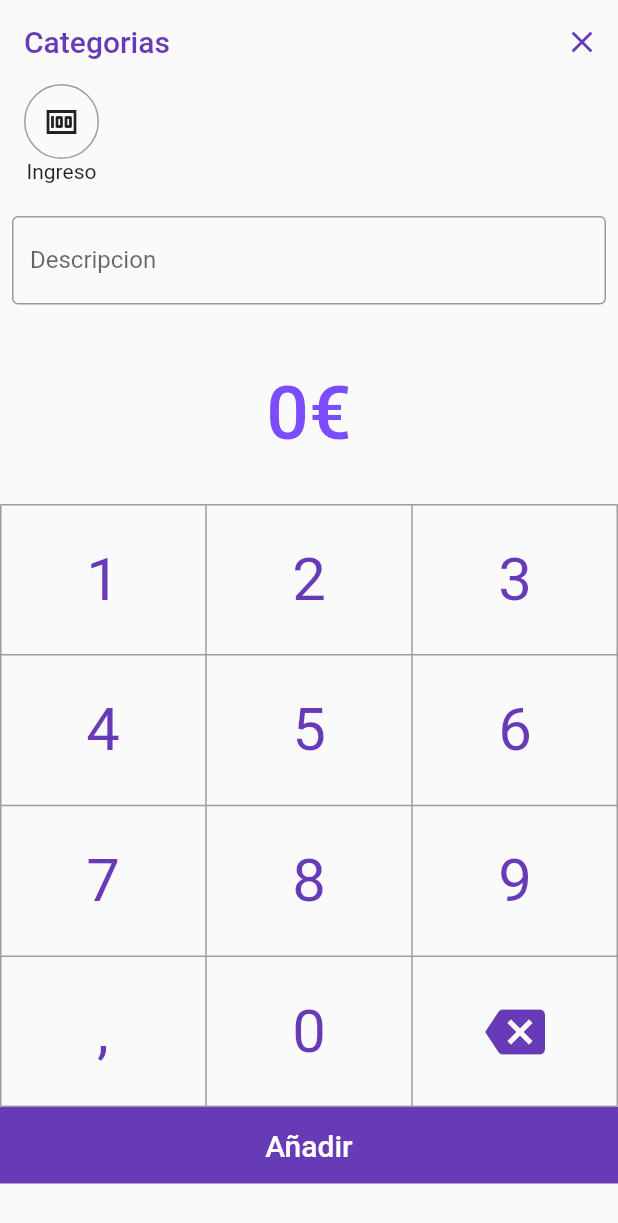
After one commit to JoseAntonioGalan/gestion_app, a Flutter app: the AddEntry screen opened by its route, on a phone screen of 412 x 824 dp. The commit adds this screen. Shown: the top 1223 px of the screen. Run offline on Flutter 3.47's test engine with Material 2 defaults, Android fonts, the phone set to English and light mode, and no system bars; our stand-ins replace charts_flutter, cloud_firestore, firebase_auth, firebase_core, font_awesome_flutter, google_sign_in; accounts and stored records are empty.

Commit message:
Pantalla ingresos terminada

```diff
--- a/lib/main.dart
+++ b/lib/main.dart
@@ -2,6 +2,7 @@ import 'package:firebase_core/firebase_core.dart';
 import 'package:flutter/material.dart';
 import 'package:gestion_app/estados/login_state.dart';
 import 'package:gestion_app/firebase_options.dart';
+import 'package:gestion_app/screens/add_entry.dart';
 import 'package:gestion_app/screens/add_page.dart';
 import 'package:gestion_app/screens/home_page.dart';
 import 'package:gestion_app/screens/login_page.dart';
@@ -42,6 +43,7 @@ class MyApp extends StatelessWidget {
           "/register_page": (context) => const RegisterPage(),
           "/login_page": (context) => const LoginPage(),
           "/add_page": (context) => AddPage(),
+          "/add_entry": ((context) => AddEntry())
         },
       ),
     );
--- /dev/null
+++ b/lib/screens/add_entry.dart
@@ -0,0 +1,258 @@
+// ignore_for_file: prefer_const_constructors, deprecated_member_use, prefer_const_literals_to_create_immutables, duplicate_ignore
+
+import 'package:flutter/material.dart';
+import 'package:font_awesome_flutter/font_awesome_flutter.dart';
+import 'package:gestion_app/estados/login_state.dart';
+import 'package:gestion_app/screens/category_selection_widget.dart';
+import 'package:cloud_firestore/cloud_firestore.dart';
+import 'package:provider/provider.dart';
+
+class AddEntry extends StatefulWidget {
+  // ignore: prefer_const_constructors_in_immutables
+  AddEntry({Key? key}) : super(key: key);
+
+  @override
+  State<AddEntry> createState() => _AddEntryState();
+}
+
+class _AddEntryState extends State<AddEntry> {
+  final _descripcionController = TextEditingController();
+  final _descripcionFocus = FocusNode();
+  String category = "";
+  String value = "0";
+  @override
+  Widget build(BuildContext context) {
+    return Scaffold(
+      appBar: AppBar(
+        automaticallyImplyLeading: false,
+        backgroundColor: Colors.transparent,
+        elevation: 0.0,
+        title: Text(
+          "Categorias",
+          style: TextStyle(color: Colors.deepPurple),
+        ),
+        actions: <Widget>[
+          IconButton(
+            icon: Icon(
+              Icons.close,
+              color: Colors.deepPurple,
+            ),
+            onPressed: () => Navigator.of(context).pop(),
+          )
+        ],
+      ),
+      body: _body(),
+    );
+  }
+
+  Widget _body() {
+    // ignore: avoid_unnecessary_containers
+    return Container(
+      child: SingleChildScrollView(
+        child: Column(
+          children: <Widget>[
+            _categorySelector(),
+            _name(),
+            _currentValue(),
+            _numpad(),
+            _submit(),
+          ],
+        ),
+      ),
+    );
+  }
+
+  Widget _categorySelector() {
+    // ignore: sized_box_for_whitespace
+    return Container(
+      height: 80,
+      // ignore: duplicate_ignore
+      child: CategorySelectionWidget(
+        // ignore: prefer_const_literals_to_create_immutables, duplicate_ignore
+        categories: {
+          "Ingreso": Icons.money_outlined,
+        },
+        onValueChanged: (newCategory) { category = newCategory;},
+      ),
+    );
+  }
+
+  Widget _name() => GestureDetector(
+        onTap: () {
+          _descripcionFocus.unfocus();
+        },
+        // ignore: sized_box_for_whitespace
+        child: Container(
+          height: 80,
+          child: Padding(
+            padding: EdgeInsets.all(8.0),
+            child: TextFormField(
+              controller: _descripcionController,
+              focusNode: _descripcionFocus,
+              decoration: const InputDecoration(
+                  border: OutlineInputBorder(),
+                  hintText: "Introduce descripcion",
+                  label: Text("Descripcion")),
+
+            ),
+          ),
+        ),
+      );
+
+  Widget _currentValue() {
+    // ignore: sized_box_for_whitespace
+    return Container(
+        height: 120,
+        child: Center(
+          child: Text(
+            value + "€",
+            style: TextStyle(
+                fontSize: 50,
+                color: Colors.deepPurpleAccent,
+                fontWeight: FontWeight.w500),
+          ),
+        ));
+  }
+
+  Widget _num(String text, double height) {
+    return GestureDetector(
+      behavior: HitTestBehavior.opaque,
+      onTap: () {
+        setState(() {
+
+          String primerCaracter = value.substring(0);
+
+          if(primerCaracter == "0" && text == "0"){
+            return ;
+          }else{
+            if(primerCaracter == "0"){
+              if(text == ","){
+                value = "0,";
+              }else{
+                value = text;
+              }
+            }else{
+              if(text == ","){
+                if(!value.contains(text)){
+                  value = value + ",";
+                }
+              }else{
+                value = value + text;
+              }
+            }
+          }
+
+
+        });
+      },
+      // ignore: sized_box_for_whitespace
+      child: Container(
+          height: height,
+          child: Center(
+              child: Text(
+            text,
+            style: TextStyle(fontSize: 40, color: Colors.deepPurple),
+          ))),
+    );
+  }
+
+  // 322
+  Widget _numpad() {
+    // ignore: sized_box_for_whitespace
+    return Container(
+      height: 402,
+      child: LayoutBuilder(
+          builder: (BuildContext context, BoxConstraints constraints) {
+        var height = constraints.biggest.height / 4;
+        return Table(
+          border: TableBorder.all(color: Colors.grey, width: 1.0),
+          children: [
+            TableRow(children: [
+              _num("1", height),
+              _num("2", height),
+              _num("3", height),
+            ]),
+            TableRow(children: [
+              _num("4", height),
+              _num("5", height),
+              _num("6", height),
+            ]),
+            TableRow(children: [
+              _num("7", height),
+              _num("8", height),
+              _num("9", height),
+            ]),
+            TableRow(children: [
+              _num(",", height),
+              _num("0", height),
+              GestureDetector(
+                onTap: () {
+                  setState(() {
+                    if(value.length == 1){
+                      value = "0";
+                    }else{
+                      value = value.substring(0, value.length - 1);
+                    }
+                  });
+                },
+                // ignore: sized_box_for_whitespace
+                child: Container(
+                    height: height,
+                    child: Center(
+                        child: Icon(
+                      Icons.backspace,
+                      color: Colors.deepPurple,
+                      size: 40,
+                    ))),
+              )
+            ])
+          ],
+        );
+      }),
+    );
+  }
+
+  //50
+  Widget _submit() {
+    return Builder(builder: (BuildContext context) {
+      return Container(
+          height: 51.0,
+          width: double.infinity,
+          decoration: BoxDecoration(color: Colors.deepPurple),
+          child: MaterialButton(
+            child: Text(
+              "Añadir",
+              style: TextStyle(color: Colors.white, fontSize: 20.0),
+            ),
+            onPressed: () {
+              String resultado = value.replaceAll(",", ".") ;
+              double valorFinal = double.parse(resultado);
+             if(valorFinal > 0 && category.isNotEmpty && _descripcionController.text.isNotEmpty){
+               // ignore: avoid_single_cascade_in_expression_statements
+               var user = Provider.of<LoginState>(context,listen: false).currentUser();
+               FirebaseFirestore.instance
+                .collection('users')
+                .doc(user!.uid)
+                .collection('gastos')
+                .doc()
+                .set(
+                  {
+                    "anyo": DateTime.now().year,
+                    "dia": DateTime.now().day,
+                    "mes": DateTime.now().month,
+                    "nombre": _descripcionController.text,
+                    "valor": valorFinal,
+                    "categoria": category});
+              Navigator.of(context).pop();
+             }else if (_descripcionController.text.isEmpty){
+               ScaffoldMessenger.of(context).showSnackBar(const SnackBar(content: Text('La descripcion no puede estar vacía')),);
+             }else if( valorFinal == 0){
+               ScaffoldMessenger.of(context).showSnackBar(const SnackBar(content: Text('La ingreso/gasto no puede ser 0')),);
+             }else if(category.isEmpty){
+               ScaffoldMessenger.of(context).showSnackBar(const SnackBar(content: Text('Debe seleccionar una categoria')),);
+             }
+            },
+          ));
+    });
+  }
+}
--- a/lib/screens/category_selection_widget.dart
+++ b/lib/screens/category_selection_widget.dart
@@ -1,4 +1,3 @@
-import 'package:flutter/foundation.dart';
 import 'package:flutter/material.dart';
 
 class CategorySelectionWidget extends StatefulWidget {
--- a/lib/screens/home_page.dart
+++ b/lib/screens/home_page.dart
@@ -64,7 +64,9 @@ class _MyHomePageState extends State<MyHomePage> {
             mainAxisSize: MainAxisSize.max,
             children: <Widget>[
               // ignore: deprecated_member_use
-              _bottomAction(FontAwesomeIcons.moneyBillTrendUp, () {}),
+              _bottomAction(FontAwesomeIcons.moneyBillTrendUp, () {
+                Navigator.of(context).pushNamed("/add_entry");
+              }),
               _bottomAction(FontAwesomeIcons.chartPie, () {}),
               SizedBox(width: 48.0),
               _bottomAction(FontAwesomeIcons.wallet, () {}),
```
